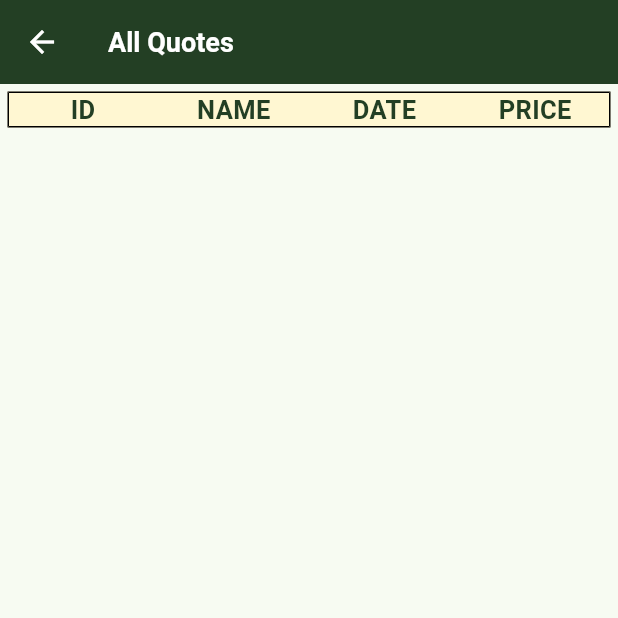
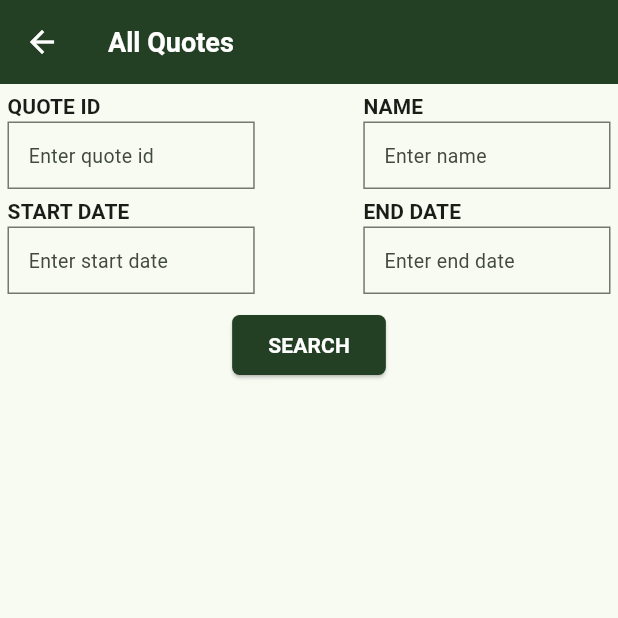
Before and after one commit to Faizan4599/Mebel_Resller, a Flutter app: the AllQuotesUI screen opened directly with empty values, on a phone screen of 412 x 824 dp, the top half of it. Run offline on Flutter 3.47's test engine with Material 3 defaults, Android fonts, the phone set to English and light mode, and no system bars; our stand-ins replace bloc, device_info_plus, flutter_bloc, flutter_spinkit, fluttertoast, open_filex and 4 more; accounts and stored records are empty.

Commit message:
working on all quotes search functionality

```diff
--- a/lib/common/widgets/text_field.dart
+++ b/lib/common/widgets/text_field.dart
@@ -15,13 +15,18 @@ Widget customTextfield(
     String? hintText,
     TextStyle? hintStyle,
     InputBorder? border,
-    int? maxLines
-    }) {
+    int? maxLines,
+    bool? enabled,
+    bool? readOnly,
+    Function()? onTap,
+    void Function(String)? onChanged}) {
   return Column(
     // mainAxisAlignment: MainAxisAlignment.start,
     crossAxisAlignment: CrossAxisAlignment.start,
     children: [
-   const   SizedBox(height: 5,),
+      const SizedBox(
+        height: 5,
+      ),
       Text(
         title ?? "",
         style: titleStyle,
@@ -30,12 +35,16 @@ Widget customTextfield(
         height: txtHeight,
         width: txtWidth,
         child: TextField(
+          readOnly: readOnly ?? false,
           style: txtStyle,
           keyboardType: keyboardType,
           inputFormatters: inputFormatters,
           cursorColor: cursorColor,
           controller: controller,
           maxLines: maxLines,
+          onChanged: onChanged,
+          enabled: enabled,
+          onTap: onTap,
           decoration: InputDecoration(
             // isDense: true,
             contentPadding: EdgeInsets.all(10),
--- a/lib/features/allQuotes/bloc/all_quotes_event.dart
+++ b/lib/features/allQuotes/bloc/all_quotes_event.dart
@@ -12,3 +12,13 @@ class AllQuotesFetchDataEvent extends AllQuotesEvent {
   String qId;
   AllQuotesFetchDataEvent({required this.qId});
 }
+
+class AllQuotesSearchEvent extends AllQuotesEvent {
+  String? qId;
+  String? cName;
+  String? startDate;
+  String? endDate;
+  List<GetAllQuotesDataModel>? quotesList;
+  AllQuotesSearchEvent(
+      {this.qId, this.cName, this.startDate, this.endDate, this.quotesList});
+}
--- a/lib/features/allQuotes/bloc/all_quotes_state.dart
+++ b/lib/features/allQuotes/bloc/all_quotes_state.dart
@@ -27,3 +27,8 @@ class AllQuotesDataState extends AllQuotesState {
   List<GetDownloadQuoteDataModel> dataList;
   AllQuotesDataState({required this.dataList});
 }
+
+class AllQuotesSearchState extends AllQuotesState {
+  List<GetAllQuotesDataModel>? quotesList;
+  AllQuotesSearchState({required this.quotesList});
+}
--- a/lib/features/allQuotes/ui/all_quotes_ui.dart
+++ b/lib/features/allQuotes/ui/all_quotes_ui.dart
@@ -1,29 +1,171 @@
+import 'package:flutter/foundation.dart';
 import 'package:flutter/material.dart';
+import 'package:flutter/services.dart';
 import 'package:flutter_bloc/flutter_bloc.dart';
+import 'package:reseller_app/common/widgets/text_field.dart';
 import 'package:reseller_app/constant/constant.dart';
 import 'package:reseller_app/features/allQuotes/bloc/all_quotes_bloc.dart';
 import 'package:reseller_app/features/downloadQuote/ui/download_quote_ui.dart';
 import 'package:reseller_app/utils/common_colors.dart';
-
+import 'package:intl/intl.dart';
 import '../../landscreen/model/get_all_quotes_data_model.dart';
 
 class AllQuotesUI extends StatelessWidget {
   List<GetAllQuotesDataModel>? quotesList;
   AllQuotesUI({super.key, required this.quotesList});
   final AllQuotesBloc _allQuotesBloc = AllQuotesBloc();
+  bool isDataType = false;
   @override
   Widget build(BuildContext context) {
     return Scaffold(
       appBar: AppBar(
         title: const Text("All Quotes"),
       ),
-      body: SingleChildScrollView(
+      body: Column(
+        children: [
+          Padding(
+            padding: const EdgeInsets.only(left: 5.0, right: 5.0),
+            child: Row(
+              mainAxisAlignment: MainAxisAlignment.spaceBetween,
+              children: [
+                customTextfield(
+                  title: "QUOTE ID",
+                  titleStyle: Theme.of(context).textTheme.labelLarge,
+                  txtHeight: 45,
+                  txtWidth:
+                      (kIsWeb) ? 150 : Constant.screenWidth(context) * 0.4,
+                  txtStyle: Theme.of(context).textTheme.bodyMedium,
+                  keyboardType: TextInputType.number,
+                  inputFormatters: <TextInputFormatter>[
+                    FilteringTextInputFormatter.digitsOnly
+                  ],
+                  cursorColor: CommonColors.primary,
+                  controller: _allQuotesBloc.quoteTXT,
+                  focusedBorder: OutlineInputBorder(
+                    borderSide:
+                        BorderSide(color: CommonColors.primary, width: 2),
+                  ),
+                  hintText: "Enter quote id",
+                  hintStyle: TextStyle(fontSize: 13),
+                  border: OutlineInputBorder(borderRadius: BorderRadius.zero),
+                ),
+                customTextfield(
+                  title: "NAME",
+                  titleStyle: Theme.of(context).textTheme.labelLarge,
+                  txtHeight: 45,
+                  txtWidth:
+                      (kIsWeb) ? 150 : Constant.screenWidth(context) * 0.4,
+                  txtStyle: Theme.of(context).textTheme.bodyMedium,
+                  // keyboardType: TextInputType.number,
+                  // inputFormatters: <TextInputFormatter>[
+                  //   FilteringTextInputFormatter.digitsOnly
+                  // ],
+                  cursorColor: CommonColors.primary,
+                  controller: _allQuotesBloc.nameTXT,
+                  focusedBorder: OutlineInputBorder(
+                    borderSide:
+                        BorderSide(color: CommonColors.primary, width: 2),
+                  ),
+                  hintText: "Enter name",
+                  hintStyle: TextStyle(fontSize: 13),
+                  border: OutlineInputBorder(borderRadius: BorderRadius.zero),
+                ),
+              ],
+            ),
+          ),
+          Padding(
+            padding: const EdgeInsets.only(left: 5.0, right: 5.0),
+            child: Row(
+              mainAxisAlignment: MainAxisAlignment.spaceBetween,
+              children: [
+                customTextfield(
+                  onTap: () {
+                    _allQuotesBloc.selectStartDate(context);
+                  },
+                  readOnly: true,
+                  title: "START DATE",
+                  titleStyle: Theme.of(context).textTheme.labelLarge,
+                  txtHeight: 45,
+                  txtWidth:
+                      (kIsWeb) ? 150 : Constant.screenWidth(context) * 0.4,
+                  txtStyle: Theme.of(context).textTheme.bodyMedium,
+                  keyboardType: TextInputType.number,
+                  // inputFormatters: <TextInputFormatter>[
+                  //   FilteringTextInputFormatter.digitsOnly
+                  // ],
+                  cursorColor: CommonColors.primary,
+                  controller: _allQuotesBloc.startDateTXT,
+                  focusedBorder: OutlineInputBorder(
+                    borderSide:
+                        BorderSide(color: CommonColors.primary, width: 2),
+                  ),
+                  hintText: "Enter start date",
+                  hintStyle: TextStyle(fontSize: 13),
+                  border: OutlineInputBorder(borderRadius: BorderRadius.zero),
+                ),
+                customTextfield(
+                  onTap: () {
+                    _allQuotesBloc.selectEndDate(context);
+                  },
+                  readOnly: true,
+                  title: "END DATE",
+                  titleStyle: Theme.of(context).textTheme.labelLarge,
+                  txtHeight: 45,
+                  txtWidth:
+                      (kIsWeb) ? 150 : Constant.screenWidth(context) * 0.4,
+                  txtStyle: Theme.of(context).textTheme.bodyMedium,
+                  // keyboardType: TextInputType.number,
+                  // inputFormatters: <TextInputFormatter>[
+                  //   FilteringTextInputFormatter.digitsOnly
+                  // ],
+                  cursorColor: CommonColors.primary,
+                  controller: _allQuotesBloc.endDateTXT,
+                  focusedBorder: OutlineInputBorder(
+                    borderSide:
+                        BorderSide(color: CommonColors.primary, width: 2),
+                  ),
+                  hintText: "Enter end date",
+                  hintStyle: TextStyle(fontSize: 13),
+                  border: OutlineInputBorder(borderRadius: BorderRadius.zero),
+                ),
+              ],
+            ),
+          ),
+          SizedBox(
+            height: 10,
+          ),
+          ButtonTheme(
+            minWidth: 200,
+            height: 40,
+            child: ElevatedButton(
+              onPressed: () {
+                _allQuotesBloc.add(AllQuotesSearchEvent(
+                    qId: _allQuotesBloc.quoteTXT.text,
+                    cName: _allQuotesBloc.nameTXT.text,
+                    startDate: _allQuotesBloc.startDateTXT.text ?? "",
+                    endDate: _allQuotesBloc.endDateTXT.text,
+                    quotesList: quotesList ?? []));
+              },
+              style: ElevatedButton.styleFrom(
+                shape: RoundedRectangleBorder(
+                    borderRadius: BorderRadius.circular(5.0)),
+                backgroundColor: CommonColors.primary,
+              ),
+              child: const Text(
+                "SEARCH",
+                style: TextStyle(color: CommonColors.planeWhite),
+              ),
+            ),
+          ),
+          Expanded(
+            child: SingleChildScrollView(
               child: Center(
                 child: Padding(
                   padding: const EdgeInsets.all(5.0),
                   child: BlocListener<AllQuotesBloc, AllQuotesState>(
                     bloc: _allQuotesBloc,
-              listenWhen: (previous, current) => current is AllQuotesDataState,
+                    listenWhen: (previous, current) =>
+                        current is AllQuotesDataState,
                     listener: (context, state) {
                       if (state is AllQuotesDataState) {
                         Navigator.push(
@@ -36,7 +178,38 @@ class AllQuotesUI extends StatelessWidget {
                         );
                       }
                     },
-              child: Table(
+                    child: BlocBuilder<AllQuotesBloc, AllQuotesState>(
+                      bloc: _allQuotesBloc,
+                      buildWhen: (previous, current) =>
+                          current is AllQuotesLoadingState ||
+                          current is AllQuotesErrorState ||
+                          current is AllQuotesDataState ||
+                          current is AllQuotesSearchState,
+                      builder: (context, state) {
+                        if (state is AllQuotesLoadingState) {
+                          return Constant.spinKitLoader(
+                              context, CommonColors.primary);
+                        } else if (state is AllQuotesErrorState) {
+                          return Text("Error occurred! ${state.message}");
+                        } else if (state is AllQuotesSearchState) {
+                          return buildTable(state.quotesList);
+                        } else {
+                          return const SizedBox();
+                        }
+                      },
+                    ),
+                  ),
+                ),
+              ),
+            ),
+          ),
+        ],
+      ),
+    );
+  }
+
+  buildTable(List<GetAllQuotesDataModel>? data) {
+    return Table(
       border: const TableBorder(
           bottom: BorderSide(),
           horizontalInside: BorderSide(),
@@ -95,16 +268,14 @@ class AllQuotesUI extends StatelessWidget {
               (e) {
                 return TableRow(children: [
                   TableCell(
-                              verticalAlignment:
-                                  TableCellVerticalAlignment.middle,
+                    verticalAlignment: TableCellVerticalAlignment.middle,
                     child: Center(
                       child: Padding(
                         padding: const EdgeInsets.all(8.0),
                         child: InkWell(
                           onTap: () async {
                             // print("____________ ${e.quote_id}");
-                                      _allQuotesBloc.add(
-                                          AllQuotesFetchDataEvent(
+                            _allQuotesBloc.add(AllQuotesFetchDataEvent(
                                 qId: e.quote_id.toString()));
                           },
                           child: Container(
@@ -113,45 +284,38 @@ class AllQuotesUI extends StatelessWidget {
                             decoration: BoxDecoration(
                                 boxShadow: [
                                   BoxShadow(
-                                              color:
-                                                  Colors.grey.withOpacity(0.3),
+                                    color: Colors.grey.withOpacity(0.3),
                                     spreadRadius: 5,
                                     blurRadius: 7,
-                                              offset: Offset(0,
-                                                  3), // changes position of shadow
+                                    offset: Offset(
+                                        0, 3), // changes position of shadow
                                   ),
                                 ],
                                 color: CommonColors.secondary,
                                 shape: BoxShape.rectangle,
                                 // color: Colors.black,
-                                          borderRadius: BorderRadius.all(
-                                              Radius.circular(14)),
+                                borderRadius:
+                                    BorderRadius.all(Radius.circular(14)),
                                 border: Border.all(
-                                              width: 1,
-                                              color: CommonColors.primary)),
+                                    width: 1, color: CommonColors.primary)),
                             child: Center(
-                                        child: BlocBuilder<AllQuotesBloc,
-                                            AllQuotesState>(
+                              child: BlocBuilder<AllQuotesBloc, AllQuotesState>(
                                 bloc: _allQuotesBloc,
                                 buildWhen: (previous, current) =>
-                                              current
-                                                  is AllQuotesLoadingState ||
+                                    current is AllQuotesLoadingState ||
                                     current is AllQuotesDataState ||
                                     current is AllQuotesErrorState,
                                 builder: (context, state) {
-                                            if (state
-                                                    is AllQuotesLoadingState &&
+                                  if (state is AllQuotesLoadingState &&
                                       state.quoteId == e.quote_id) {
                                     return Constant.spinKitLoader(
-                                                  context,
-                                                  CommonColors.primary);
+                                        context, CommonColors.primary);
                                   } else {
                                     return Text(
                                       "#${e.quote_id ?? ""}",
                                       style: TextStyle(
                                           fontWeight: FontWeight.bold,
-                                                    color:
-                                                        CommonColors.primary),
+                                          color: CommonColors.primary),
                                     );
                                   }
                                 },
@@ -163,22 +327,19 @@ class AllQuotesUI extends StatelessWidget {
                     ),
                   ),
                   TableCell(
-                              verticalAlignment:
-                                  TableCellVerticalAlignment.middle,
+                    verticalAlignment: TableCellVerticalAlignment.middle,
                     child: Center(
                       child: Text(e.cust_name ?? ""),
                     ),
                   ),
                   TableCell(
-                              verticalAlignment:
-                                  TableCellVerticalAlignment.middle,
+                    verticalAlignment: TableCellVerticalAlignment.middle,
                     child: Center(
                       child: Text(e.quote_date ?? ""),
                     ),
                   ),
                   TableCell(
-                              verticalAlignment:
-                                  TableCellVerticalAlignment.middle,
+                    verticalAlignment: TableCellVerticalAlignment.middle,
                     child: Center(
                       child: Text(e.quote_price ?? ""),
                     ),
@@ -198,11 +359,6 @@ class AllQuotesUI extends StatelessWidget {
             ) ??
             {}
       ],
-              ),
-            ),
-          ),
-        ),
-      ),
     );
   }
 }
--- a/pubspec.yaml
+++ b/pubspec.yaml
@@ -47,6 +47,7 @@ dependencies:
   permission_handler: ^11.3.1
   device_info_plus: ^10.1.0
   share_plus: ^9.0.0
+  intl: ^0.19.0
 
 
 dev_dependencies:
```
Also changed, not shown: lib/features/allQuotes/bloc/all_quotes_bloc.dart (+122 -0 lines), lib/features/downloadQuote/bloc/download_quote_bloc.dart (+18 -18 lines), lib/features/downloadQuote/ui/download_quote_ui.dart (+33 -33 lines), pubspec.lock. Lines whose indentation alone changed are shown as unchanged.
